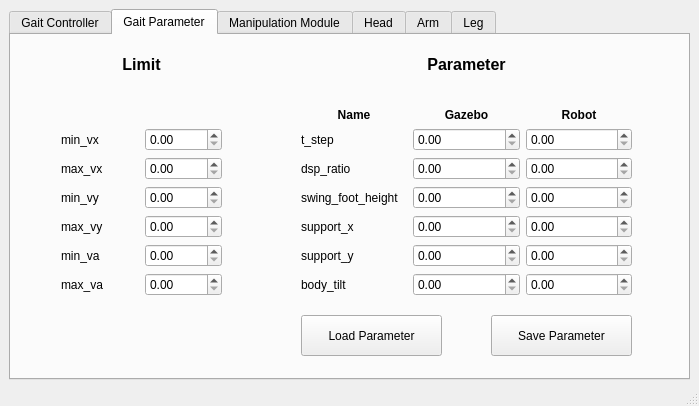
This is robinion_gui/ui/robinion_gui.ui in EDGS-GIT/Robinion-Framework as Qt 5 draws it before an edit. The edited form follows.
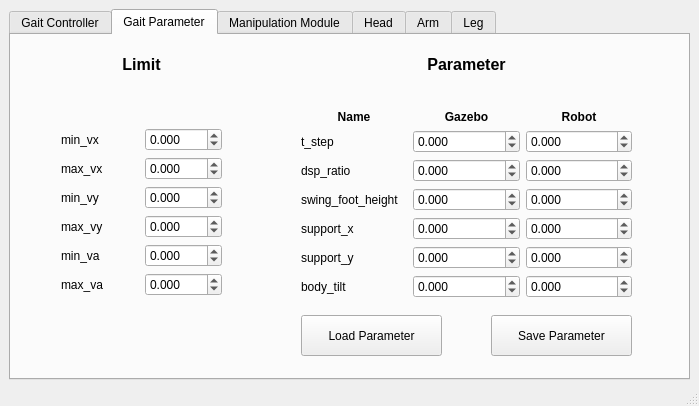
This is the edited form. The open tabs and pages were chosen to show the change.

Commit message: update UI with parameters and joint command

What changed in the file:
```diff
--- a/robinion_gui/ui/robinion_gui.ui
+++ b/robinion_gui/ui/robinion_gui.ui
@@ -305,7 +305,17 @@
           <item>
            <layout class="QGridLayout" name="gridLayout_3">
             <item row="1" column="1">
-             <widget class="QDoubleSpinBox" name="dSB_max_vx"/>
+             <widget class="QDoubleSpinBox" name="dSB_max_vx">
+              <property name="decimals">
+               <number>3</number>
+              </property>
+              <property name="minimum">
+               <double>-99.989999999999995</double>
+              </property>
+              <property name="singleStep">
+               <double>0.010000000000000</double>
+              </property>
+             </widget>
             </item>
             <item row="1" column="0">
              <widget class="QLabel" name="label_max_vx">
@@ -322,7 +332,17 @@
              </widget>
             </item>
             <item row="4" column="1">
-             <widget class="QDoubleSpinBox" name="dSB_min_va"/>
+             <widget class="QDoubleSpinBox" name="dSB_min_va">
+              <property name="decimals">
+               <number>3</number>
+              </property>
+              <property name="minimum">
+               <double>-99.989999999999995</double>
+              </property>
+              <property name="singleStep">
+               <double>0.010000000000000</double>
+              </property>
+             </widget>
             </item>
             <item row="3" column="0">
              <widget class="QLabel" name="label_max_vy">
@@ -339,13 +359,43 @@
              </widget>
             </item>
             <item row="0" column="1">
-             <widget class="QDoubleSpinBox" name="dSB_min_vx"/>
+             <widget class="QDoubleSpinBox" name="dSB_min_vx">
+              <property name="decimals">
+               <number>3</number>
+              </property>
+              <property name="minimum">
+               <double>-99.989999999999995</double>
+              </property>
+              <property name="singleStep">
+               <double>0.010000000000000</double>
+              </property>
+             </widget>
             </item>
             <item row="3" column="1">
-             <widget class="QDoubleSpinBox" name="dSB_max_vy"/>
+             <widget class="QDoubleSpinBox" name="dSB_max_vy">
+              <property name="decimals">
+               <number>3</number>
+              </property>
+              <property name="minimum">
+               <double>-99.989999999999995</double>
+              </property>
+              <property name="singleStep">
+               <double>0.010000000000000</double>
+              </property>
+             </widget>
             </item>
             <item row="2" column="1">
-             <widget class="QDoubleSpinBox" name="dSB_min_vy"/>
+             <widget class="QDoubleSpinBox" name="dSB_min_vy">
+              <property name="decimals">
+               <number>3</number>
+              </property>
+              <property name="minimum">
+               <double>-99.989999999999995</double>
+              </property>
+              <property name="singleStep">
+               <double>0.010000000000000</double>
+              </property>
+             </widget>
             </item>
             <item row="4" column="0">
              <widget class="QLabel" name="label_min_va">
@@ -362,7 +412,17 @@
              </widget>
             </item>
             <item row="5" column="1">
-             <widget class="QDoubleSpinBox" name="dSB_max_va"/>
+             <widget class="QDoubleSpinBox" name="dSB_max_va">
+              <property name="decimals">
+               <number>3</number>
+              </property>
+              <property name="minimum">
+               <double>-99.989999999999995</double>
+              </property>
+              <property name="singleStep">
+               <double>0.010000000000000</double>
+              </property>
+             </widget>
             </item>
            </layout>
           </item>
@@ -374,7 +434,7 @@
            <x>290</x>
            <y>20</y>
            <width>331</width>
-           <height>241</height>
+           <height>243</height>
           </rect>
          </property>
          <layout class="QVBoxLayout" name="verticalLayout_7">
@@ -418,7 +478,17 @@
              </widget>
             </item>
             <item row="1" column="2">
-             <widget class="QDoubleSpinBox" name="dSB_rb_t_step"/>
+             <widget class="QDoubleSpinBox" name="dSB_rb_t_step">
+              <property name="decimals">
+               <number>3</number>
+              </property>
+              <property name="minimum">
+               <double>-99.989999999999995</double>
+              </property>
+              <property name="singleStep">
+               <double>0.010000000000000</double>
+              </property>
+             </widget>
             </item>
             <item row="4" column="0">
              <widget class="QLabel" name="label_support_x">
@@ -428,7 +498,17 @@
              </widget>
             </item>
             <item row="2" column="2">
-             <widget class="QDoubleSpinBox" name="dSB_rb_dsp_ratio"/>
+             <widget class="QDoubleSpinBox" name="dSB_rb_dsp_ratio">
+              <property name="decimals">
+               <number>3</number>
+              </property>
+              <property name="minimum">
+               <double>-99.989999999999995</double>
+              </property>
+              <property name="singleStep">
+               <double>0.010000000000000</double>
+              </property>
+             </widget>
             </item>
             <item row="0" column="0">
              <widget class="QLabel" name="labelParameterName">
@@ -500,10 +580,30 @@
              </widget>
             </item>
             <item row="2" column="1">
-             <widget class="QDoubleSpinBox" name="dSB_gz_dsp_ratio"/>
+             <widget class="QDoubleSpinBox" name="dSB_gz_dsp_ratio">
+              <property name="decimals">
+               <number>3</number>
+              </property>
+              <property name="minimum">
+               <double>-99.989999999999995</double>
+              </property>
+              <property name="singleStep">
+               <double>0.010000000000000</double>
+              </property>
+             </widget>
             </item>
             <item row="1" column="1">
-             <widget class="QDoubleSpinBox" name="dSB_gz_t_step"/>
+             <widget class="QDoubleSpinBox" name="dSB_gz_t_step">
+              <property name="decimals">
+               <number>3</number>
+              </property>
+              <property name="minimum">
+               <double>-99.989999999999995</double>
+              </property>
+              <property name="singleStep">
+               <double>0.010000000000000</double>
+              </property>
+             </widget>
             </item>
             <item row="6" column="0">
              <widget class="QLabel" name="label_body_tilt">
@@ -513,28 +613,108 @@
              </widget>
             </item>
             <item row="3" column="1">
-             <widget class="QDoubleSpinBox" name="dSB_gz_swing_foot_height"/>
+             <widget class="QDoubleSpinBox" name="dSB_gz_swing_foot_height">
+              <property name="decimals">
+               <number>3</number>
+              </property>
+              <property name="minimum">
+               <double>-99.989999999999995</double>
+              </property>
+              <property name="singleStep">
+               <double>0.010000000000000</double>
+              </property>
+             </widget>
             </item>
             <item row="4" column="1">
-             <widget class="QDoubleSpinBox" name="dSB_gz_support_x"/>
+             <widget class="QDoubleSpinBox" name="dSB_gz_support_x">
+              <property name="decimals">
+               <number>3</number>
+              </property>
+              <property name="minimum">
+               <double>-99.989999999999995</double>
+              </property>
+              <property name="singleStep">
+               <double>0.010000000000000</double>
+              </property>
+             </widget>
             </item>
             <item row="5" column="1">
-             <widget class="QDoubleSpinBox" name="dSB_gz_support_y"/>
+             <widget class="QDoubleSpinBox" name="dSB_gz_support_y">
+              <property name="decimals">
+               <number>3</number>
+              </property>
+              <property name="minimum">
+               <double>-99.989999999999995</double>
+              </property>
+              <property name="singleStep">
+               <double>0.010000000000000</double>
+              </property>
+             </widget>
             </item>
             <item row="6" column="1">
-             <widget class="QDoubleSpinBox" name="dSB_gz_body_tilt"/>
+             <widget class="QDoubleSpinBox" name="dSB_gz_body_tilt">
+              <property name="decimals">
+               <number>3</number>
+              </property>
+              <property name="minimum">
+               <double>-99.989999999999995</double>
+              </property>
+              <property name="singleStep">
+               <double>0.010000000000000</double>
+              </property>
+             </widget>
             </item>
             <item row="3" column="2">
-             <widget class="QDoubleSpinBox" name="dSB_rb_swing_foot_height"/>
+             <widget class="QDoubleSpinBox" name="dSB_rb_swing_foot_height">
+              <property name="decimals">
+               <number>3</number>
+              </property>
+              <property name="minimum">
+               <double>-99.989999999999995</double>
+              </property>
+              <property name="singleStep">
+               <double>0.010000000000000</double>
+              </property>
+             </widget>
             </item>
             <item row="4" column="2">
-             <widget class="QDoubleSpinBox" name="dSB_rb_support_x"/>
+             <widget class="QDoubleSpinBox" name="dSB_rb_support_x">
+              <property name="decimals">
+               <number>3</number>
+              </property>
+              <property name="minimum">
+               <double>-99.989999999999995</double>
+              </property>
+              <property name="singleStep">
+               <double>0.010000000000000</double>
+              </property>
+             </widget>
             </item>
             <item row="5" column="2">
-             <widget class="QDoubleSpinBox" name="dSB_rb_support_y"/>
+             <widget class="QDoubleSpinBox" name="dSB_rb_support_y">
+              <property name="decimals">
+               <number>3</number>
+              </property>
+              <property name="minimum">
+               <double>-99.989999999999995</double>
+              </property>
+              <property name="singleStep">
+               <double>0.010000000000000</double>
+              </property>
+             </widget>
             </item>
             <item row="6" column="2">
-             <widget class="QDoubleSpinBox" name="dSB_rb_body_tilt"/>
+             <widget class="QDoubleSpinBox" name="dSB_rb_body_tilt">
+              <property name="decimals">
+               <number>3</number>
+              </property>
+              <property name="minimum">
+               <double>-99.989999999999995</double>
+              </property>
+              <property name="singleStep">
+               <double>0.010000000000000</double>
+              </property>
+             </widget>
             </item>
            </layout>
           </item>
```
Left out of the diff: 40 changed lines with no effect on the pictures. The commit also changes 3 other files.
